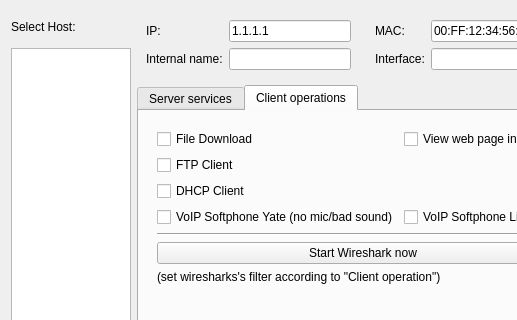
Above: confHost.ui from koppd/mt before the change; both pictures show x 0 to 517 and y 0 to 320 of the 600 by 489 pixel window. Below: the same form after it.
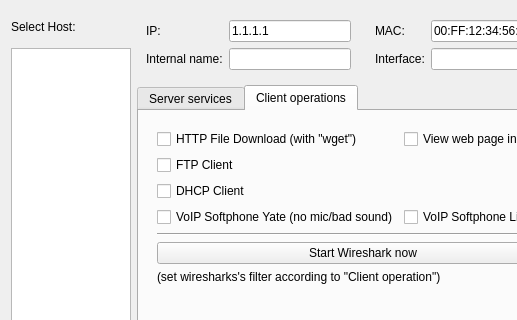
That is the form after the change.

Patch:
```diff
--- a/confHost.ui
+++ b/confHost.ui
@@ -277,7 +277,7 @@
           <item row="0" column="0">
            <widget class="QCheckBox" name="cbDownload">
             <property name="text">
-             <string>File Download</string>
+             <string>HTTP File Download (with &quot;wget&quot;)</string>
             </property>
            </widget>
           </item>
```
